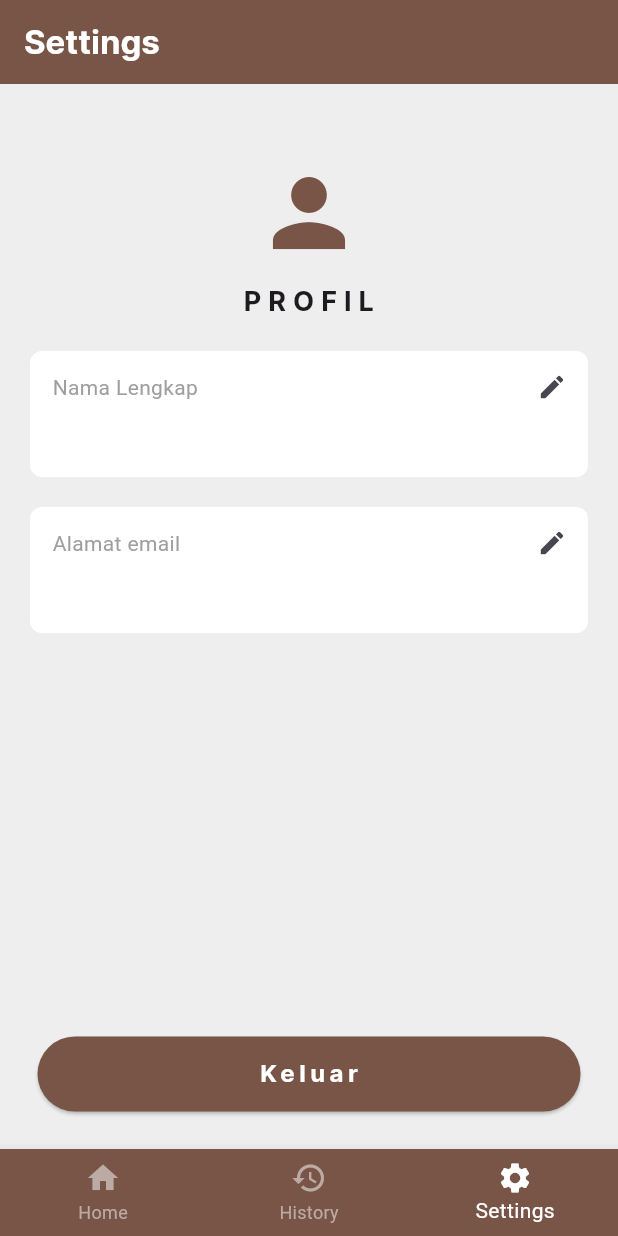
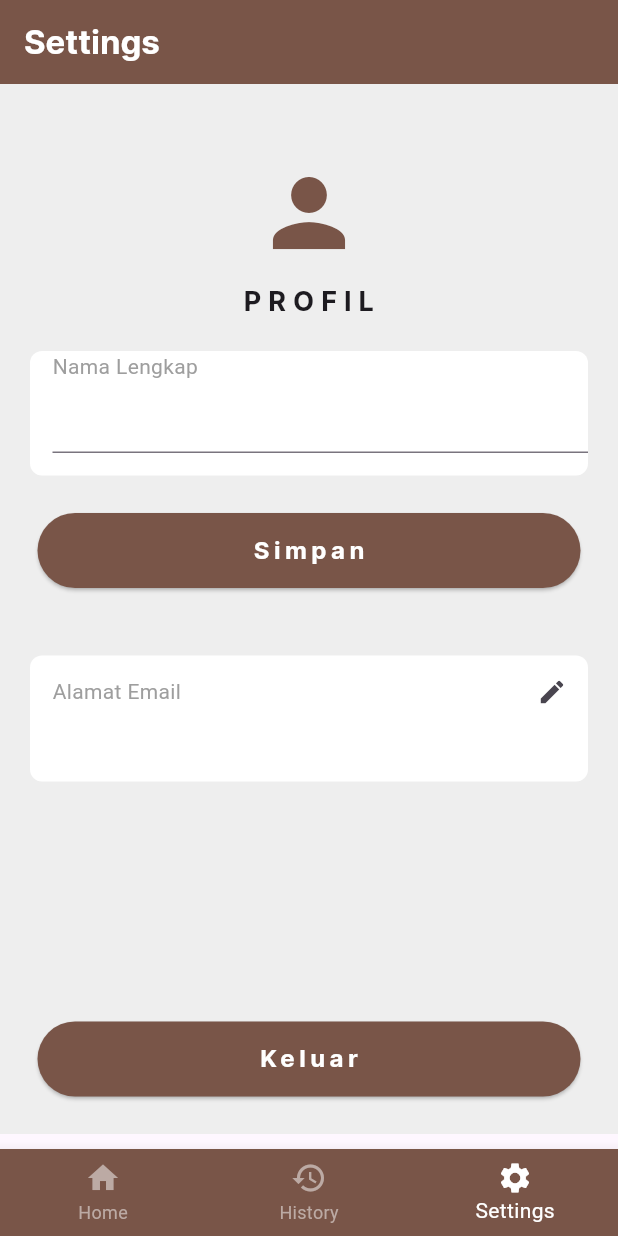
Before and after one commit to YusrilMaqoshidana/project-ppl-agroindustri, a Flutter app: the screen it shows once a user with an empty profile is signed in, item 3 of the bottom bar chosen, after a tap on the "edit" icon, on a phone screen of 412 x 824 dp. Run offline on Flutter 3.47's test engine with Material 3 defaults, Android fonts, the phone set to English and light mode, and no system bars; our stand-ins replace cloud_firestore, firebase_auth, firebase_core; accounts and stored records are empty.

Commit message:
fix: update profile

```diff
--- a/lib/pages/Homepage/settings_page.dart
+++ b/lib/pages/Homepage/settings_page.dart
@@ -9,6 +9,11 @@ class SettingsPage extends StatefulWidget {
   State<SettingsPage> createState() => _SettingsPageState();
 }
 
+bool editUsername = false;
+bool editEmail = false;
+final newUsername = TextEditingController();
+final newEmail = TextEditingController();
+
 Widget _title() {
   return const Text(
     "Settings",
@@ -17,14 +22,14 @@ Widget _title() {
   );
 }
 
-Widget _textBox(String subjudul, String data) {
+Widget _textBox(String subjudul, String data, VoidCallback onPressed) {
   return Container(
     decoration: BoxDecoration(
       color: Colors.white,
       borderRadius: BorderRadius.circular(8),
     ),
-    padding: EdgeInsets.only(left: 15, bottom: 15),
-    margin: EdgeInsets.only(left: 20, right: 20, top: 20),
+    padding: const EdgeInsets.only(left: 15, bottom: 15),
+    margin: const EdgeInsets.only(left: 20, right: 20, top: 20),
     child: Column(
       crossAxisAlignment: CrossAxisAlignment.start,
       children: [
@@ -36,14 +41,39 @@ Widget _textBox(String subjudul, String data) {
               style: TextStyle(color: Colors.grey[500]),
             ),
             IconButton(
-                onPressed: () {},
-                icon: Icon(
+                onPressed: onPressed,
+                icon: const Icon(
                   Icons.edit,
                   size: 20,
                 ))
           ],
         ),
         Text(data),
+      ],
+    ),
+  );
+}
+
+Widget _textField(
+    String subjudul, TextEditingController controller, String data) {
+  return Container(
+    decoration: BoxDecoration(
+      color: Colors.white,
+      borderRadius: BorderRadius.circular(8),
+    ),
+    padding: const EdgeInsets.only(left: 15, bottom: 15),
+    margin: const EdgeInsets.only(left: 20, right: 20, top: 20),
+    child: Column(
+      crossAxisAlignment: CrossAxisAlignment.start,
+      children: [
+        Text(
+          subjudul,
+          style: TextStyle(color: Colors.grey[500]),
+        ),
+        TextField(
+          controller: controller,
+          decoration: InputDecoration(hintText: data),
+        ),
       ],
     ),
   );
@@ -59,7 +89,6 @@ Widget _signOutButton() {
     child: const LongButton(text: "Keluar", onPressed: signOut),
   );
 }
-
 
 class _SettingsPageState extends State<SettingsPage> {
   Map<String, dynamic> _dataUser = {};
@@ -95,12 +124,15 @@ class _SettingsPageState extends State<SettingsPage> {
           title: _title(),
           backgroundColor: Colors.brown,
         ),
-        body: Container(
+        body: SingleChildScrollView(
+          child: Container(
+            height: 700,
             decoration: BoxDecoration(color: Colors.grey[200]),
             child: Column(
               mainAxisAlignment: MainAxisAlignment.spaceBetween,
               children: [
                 Column(
+                  mainAxisAlignment: MainAxisAlignment.spaceBetween,
                   children: [
                     const SizedBox(
                       height: 50,
@@ -113,7 +145,7 @@ class _SettingsPageState extends State<SettingsPage> {
                     const SizedBox(
                       height: 10,
                     ),
-                  Text(
+                    const Text(
                       "P R O F I L",
                       textAlign: TextAlign.center,
                       style: TextStyle(
@@ -121,12 +153,55 @@ class _SettingsPageState extends State<SettingsPage> {
                           fontSize: 18,
                           fontWeight: FontWeight.w700),
                     ),
-                  _textBox("Nama Lengkap", _dataUser['username']),
-                  _textBox("Alamat email", _dataUser['email']),
+                    !editUsername
+                        ? _textBox("Nama Lengkap", _dataUser['username'], () {
+                            setState(() {
+                              editUsername = !editUsername;
+                            });
+                          })
+                        : _textField(
+                            "Nama Lengkap", newUsername, _dataUser['username']),
+                    !editUsername
+                        ? const SizedBox(
+                            height: 0,
+                          )
+                        : Container(
+                        margin: const EdgeInsets.all(25),
+                        child: LongButton(
+                            text: "Simpan",
+                            onPressed: () {
+                              setState(() {
+                                Firebase().updateUsername(newUsername.text.trim());
+                                editUsername = !editUsername;
+                              });
+                            })),
+                    !editEmail
+                        ? _textBox("Alamat Email", _dataUser['email'], () {
+                            setState(() {
+                              Firebase().updateEmail(newEmail.text.trim());
+                              editEmail = !editEmail;
+                            });
+                          })
+                        : _textField(
+                            "Alamat Email", newEmail, _dataUser['email']),
+                    !editEmail
+                        ? const SizedBox(
+                            height: 0,
+                          )
+                        : Container(
+                            margin: const EdgeInsets.all(25),
+                            child: LongButton(
+                                text: "Simpan",
+                                onPressed: () {
+                                  setState(() {
+                                    editEmail = !editEmail;
+                                  });
+                                })),
                   ],
                 ),
-              _signOutButton(),
+                _signOutButton()
               ],
+            ),
           ),
         ),
       );
```
Also changed, not shown: lib/view_model/firebase_provider.dart (+24 -2 lines). Lines whose indentation alone changed are shown as unchanged.
